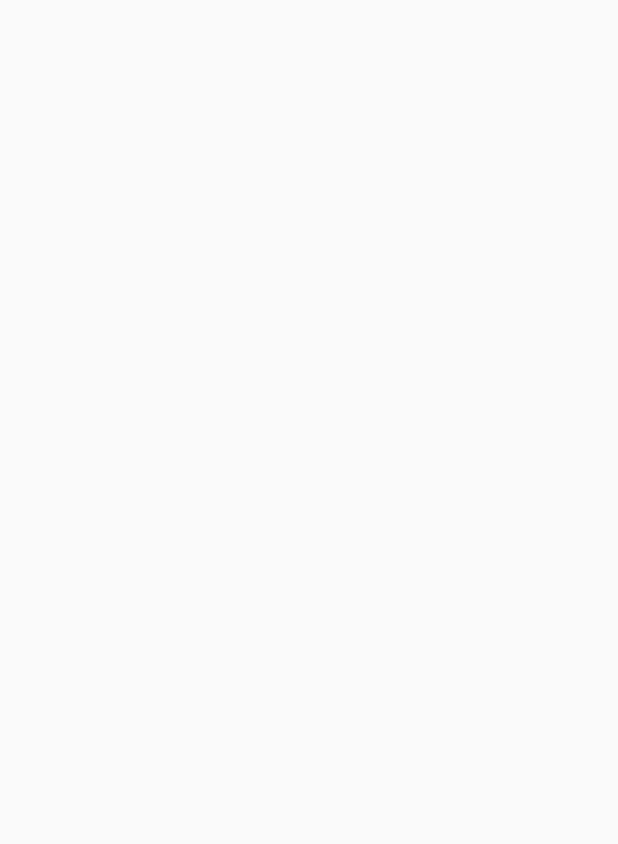
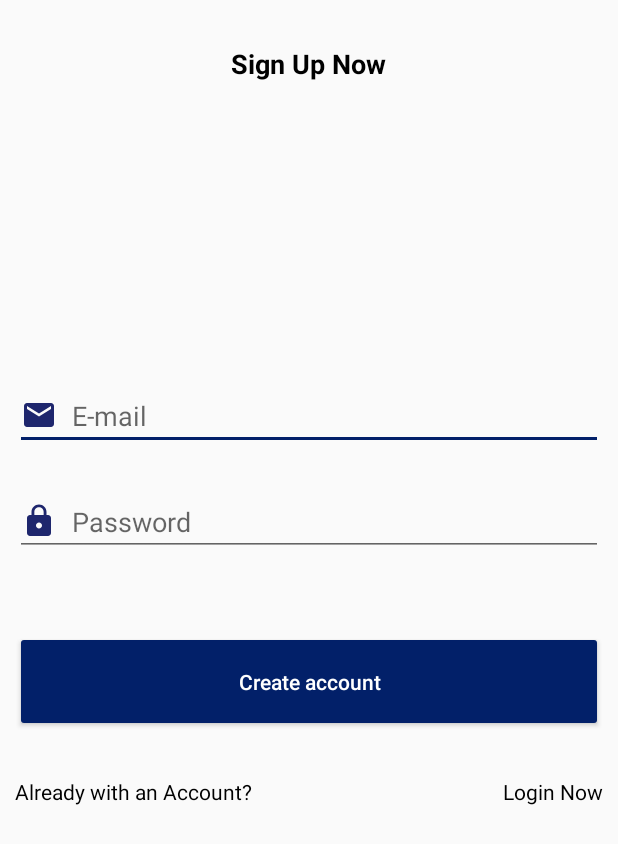
Before and after one commit to Kimkims1/dict-challenge, an Android app: the SignUpActivity screen opened directly, with no data from a screen before it, on a phone screen of 412 x 824 dp. Before the commit the part shown is empty. Shown: the top 844 px of the screen. Run offline under Robolectric (Android 15) with nearby library versions, the phone set to English and light mode, and no system bars.

Commit message:
login-layout

```diff
--- a/app/src/main/res/layout/activity_sign_up.xml
+++ b/app/src/main/res/layout/activity_sign_up.xml
@@ -1,9 +1,76 @@
 <?xml version="1.0" encoding="utf-8"?>
-<androidx.constraintlayout.widget.ConstraintLayout xmlns:android="http://schemas.android.com/apk/res/android"
+<RelativeLayout xmlns:android="http://schemas.android.com/apk/res/android"
     xmlns:app="http://schemas.android.com/apk/res-auto"
     xmlns:tools="http://schemas.android.com/tools"
     android:layout_width="match_parent"
     android:layout_height="match_parent"
+    android:padding="10dp"
     tools:context=".SignUpActivity">
 
-</androidx.constraintlayout.widget.ConstraintLayout>
+    <TextView
+        android:id="@+id/signNowTxt"
+        android:layout_width="wrap_content"
+        android:layout_height="wrap_content"
+        android:layout_centerHorizontal="true"
+        android:layout_marginTop="20dp"
+        android:text="Sign Up Now"
+        android:textSize="18sp"
+        android:textColor="@color/colorBlack"
+        android:textStyle="bold" />
+
+
+    <EditText
+        android:id="@+id/emailSignUp"
+        android:layout_width="match_parent"
+        android:layout_height="wrap_content"
+        android:layout_below="@id/signNowTxt"
+        android:layout_marginTop="200dp"
+        android:drawableStart="@drawable/ic_email"
+        android:textColor="@color/colorBlack"
+        android:drawablePadding="10dp"
+        android:hint="E-mail" />
+
+    <EditText
+        android:id="@+id/passwordSignUp"
+        android:layout_width="match_parent"
+        android:layout_height="wrap_content"
+        android:layout_below="@id/emailSignUp"
+        android:layout_marginTop="25dp"
+        android:hint="Password"
+        android:drawableStart="@drawable/ic_lock"
+        android:drawablePadding="10dp"
+        android:textColor="@color/colorBlack"
+        android:inputType="textPassword" />
+
+
+    <Button
+        android:id="@+id/btnSignUp"
+        style="@style/Widget.AppCompat.Button.Colored"
+        android:layout_width="match_parent"
+        android:layout_height="67dp"
+        android:layout_below="@id/passwordSignUp"
+        android:layout_marginTop="50dp"
+        android:textAllCaps="false"
+        android:text="Create account" />
+
+    <TextView
+        android:id="@+id/alreadyAccountTxt"
+        android:layout_width="wrap_content"
+        android:layout_height="wrap_content"
+        android:layout_below="@id/btnSignUp"
+        android:layout_marginTop="30dp"
+        android:textColor="@color/colorBlack"
+        android:text="Already with an Account?" />
+
+    <TextView
+        android:layout_width="wrap_content"
+        android:layout_height="wrap_content"
+        android:layout_below="@id/btnSignUp"
+        android:layout_alignParentEnd="true"
+        android:layout_marginTop="30dp"
+        android:id="@+id/loginTxtSignUp"
+        android:textColor="@color/colorBlack"
+        android:text="Login Now" />
+
+
+</RelativeLayout>
```
